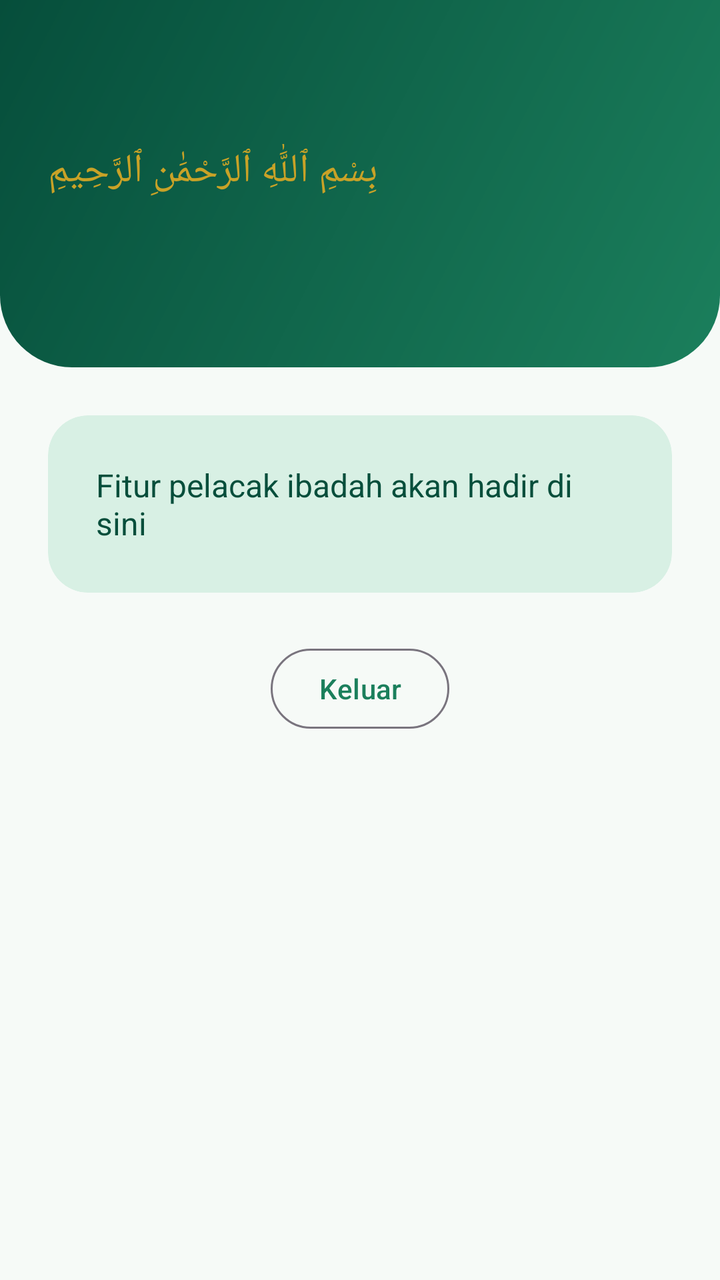
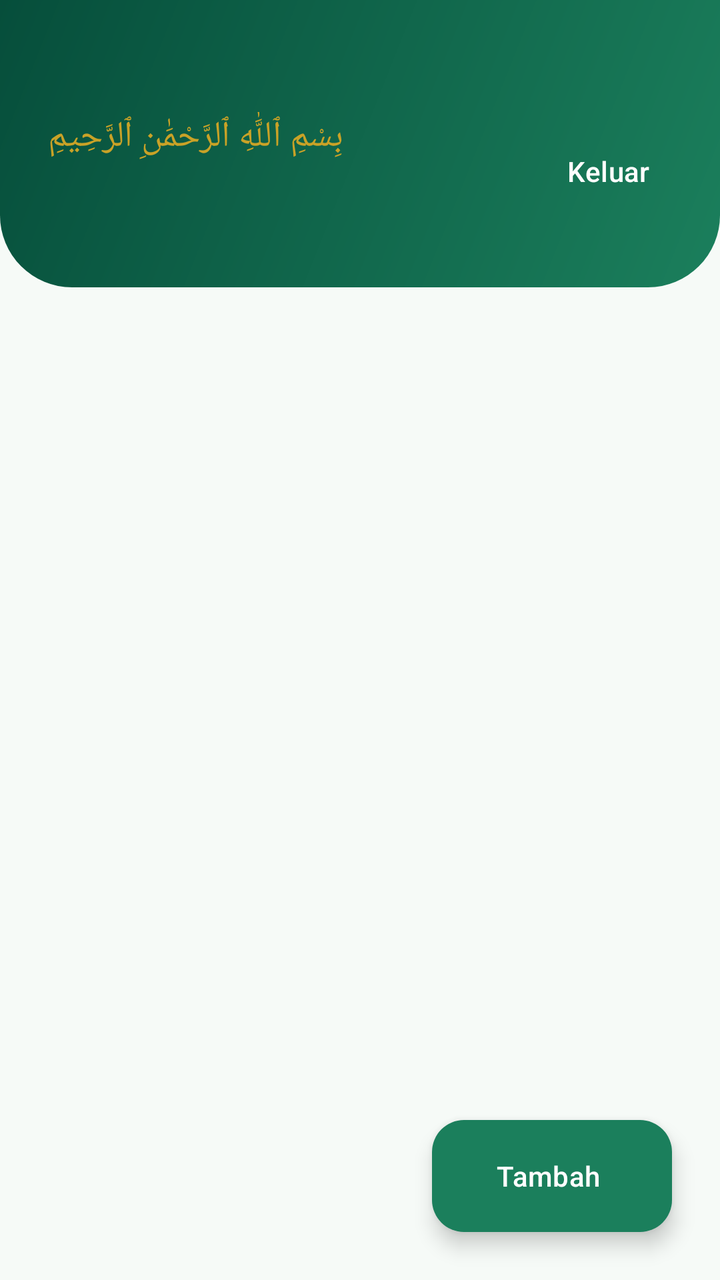

Two renders of the same Android screen: before a commit and after it. Below are the layout's source before the change and the commit's diff.
<!-- AndroidManifest.xml: application theme Theme.Hijrah -->
<!-- res/layout/activity_main.xml -->
<?xml version="1.0" encoding="utf-8"?>
<LinearLayout xmlns:android="http://schemas.android.com/apk/res/android"
    xmlns:app="http://schemas.android.com/apk/res-auto"
    android:layout_width="match_parent"
    android:layout_height="match_parent"
    android:background="@color/cream"
    android:orientation="vertical">

    <LinearLayout
        android:layout_width="match_parent"
        android:layout_height="wrap_content"
        android:background="@drawable/bg_header"
        android:orientation="vertical"
        android:paddingStart="24dp"
        android:paddingTop="72dp"
        android:paddingEnd="24dp"
        android:paddingBottom="40dp">

        <TextView
            android:layout_width="wrap_content"
            android:layout_height="wrap_content"
            android:text="@string/bismillah"
            android:textColor="@color/gold"
            android:textSize="20sp" />

        <TextView
            android:id="@+id/tvWelcome"
            android:layout_width="wrap_content"
            android:layout_height="wrap_content"
            android:layout_marginTop="12dp"
            android:textColor="@color/white"
            android:textSize="24sp"
            android:textStyle="bold" />
    </LinearLayout>

    <com.google.android.material.card.MaterialCardView
        style="@style/Widget.Material3.CardView.Filled"
        android:layout_width="match_parent"
        android:layout_height="wrap_content"
        android:layout_margin="24dp"
        app:cardBackgroundColor="@color/green_container"
        app:cardCornerRadius="20dp">

        <TextView
            android:layout_width="match_parent"
            android:layout_height="wrap_content"
            android:padding="24dp"
            android:text="@string/main_placeholder"
            android:textColor="@color/green_dark"
            android:textSize="16sp" />
    </com.google.android.material.card.MaterialCardView>

    <com.google.android.material.button.MaterialButton
        android:id="@+id/btnLogout"
        style="@style/Widget.Material3.Button.OutlinedButton"
        android:layout_width="wrap_content"
        android:layout_height="wrap_content"
        android:layout_gravity="center_horizontal"
        android:text="@string/btn_logout"
        android:textColor="@color/green_primary" />
</LinearLayout>
<!-- resources referenced by this layout -->
<resources>
  <color name="cream">#F6FAF7</color>
  <color name="gold">#C9A227</color>
  <color name="green_container">#D8F0E4</color>
  <color name="green_dark">#064E3B</color>
  <color name="green_primary">#1B7F5C</color>
  <color name="white">#FFFFFFFF</color>
  <!-- drawable bg_header (drawable) -->
  <?xml version="1.0" encoding="utf-8"?>
  <shape xmlns:android="http://schemas.android.com/apk/res/android"
      android:shape="rectangle">
      <gradient
          android:angle="315"
          android:startColor="@color/green_dark"
          android:endColor="@color/green_primary" />
      <corners
          android:bottomLeftRadius="36dp"
          android:bottomRightRadius="36dp" />
  </shape>
  <string name="bismillah">بِسْمِ ٱللَّٰهِ ٱلرَّحْمَٰنِ ٱلرَّحِيمِ</string>
  <string name="btn_logout">Keluar</string>
  <string name="main_placeholder">Fitur pelacak ibadah akan hadir di sini</string>
  <style name="Theme.Hijrah" parent="Theme.Material3.Light.NoActionBar">
          <item name="colorPrimary">@color/green_primary</item>
          <item name="colorOnPrimary">@color/white</item>
          <item name="colorPrimaryContainer">@color/green_container</item>
          <item name="colorOnPrimaryContainer">@color/green_dark</item>
          <item name="colorSecondary">@color/gold</item>
          <item name="colorOnSecondary">@color/white</item>
          <item name="android:colorBackground">@color/cream</item>
          <item name="colorSurface">@color/cream</item>
          <item name="colorOnSurface">@color/text_dark</item>
          
          <item name="android:windowLightStatusBar">false</item>
      </style>
  <color name="text_dark">#1B2B24</color>
</resources>

<!-- the commit's change to res/layout/activity_main.xml (unified diff, before → after) -->
@@ -1,61 +1,99 @@
 <?xml version="1.0" encoding="utf-8"?>
-<LinearLayout xmlns:android="http://schemas.android.com/apk/res/android"
+<androidx.coordinatorlayout.widget.CoordinatorLayout
+    xmlns:android="http://schemas.android.com/apk/res/android"
     xmlns:app="http://schemas.android.com/apk/res-auto"
     android:layout_width="match_parent"
     android:layout_height="match_parent"
-    android:background="@color/cream"
-    android:orientation="vertical">
+    android:background="@color/cream">
 
     <LinearLayout
         android:layout_width="match_parent"
-        android:layout_height="wrap_content"
-        android:background="@drawable/bg_header"
-        android:orientation="vertical"
-        android:paddingStart="24dp"
-        android:paddingTop="72dp"
-        android:paddingEnd="24dp"
-        android:paddingBottom="40dp">
+        android:layout_height="match_parent"
+        android:orientation="vertical">
 
-        <TextView
-            android:layout_width="wrap_content"
+        <LinearLayout
+            android:layout_width="match_parent"
             android:layout_height="wrap_content"
-            android:text="@string/bismillah"
-            android:textColor="@color/gold"
-            android:textSize="20sp" />
+            android:background="@drawable/bg_header"
+            android:gravity="center_vertical"
+            android:orientation="horizontal"
+            android:paddingStart="24dp"
+            android:paddingTop="56dp"
+            android:paddingEnd="12dp"
+            android:paddingBottom="28dp">
 
-        <TextView
-            android:id="@+id/tvWelcome"
-            android:layout_width="wrap_content"
-            android:layout_height="wrap_content"
-            android:layout_marginTop="12dp"
-            android:textColor="@color/white"
-            android:textSize="24sp"
-            android:textStyle="bold" />
+            <LinearLayout
+                android:layout_width="0dp"
+                android:layout_height="wrap_content"
+                android:layout_weight="1"
+                android:orientation="vertical">
+
+                <TextView
+                    android:layout_width="wrap_content"
+                    android:layout_height="wrap_content"
+                    android:text="@string/bismillah"
+                    android:textColor="@color/gold"
+                    android:textSize="18sp" />
+
+                <TextView
+                    android:id="@+id/tvWelcome"
+                    android:layout_width="wrap_content"
+                    android:layout_height="wrap_content"
+                    android:layout_marginTop="8dp"
+                    android:textColor="@color/white"
+                    android:textSize="20sp"
+                    android:textStyle="bold" />
+            </LinearLayout>
+
+            <com.google.android.material.button.MaterialButton
+                android:id="@+id/btnLogout"
+                style="@style/Widget.Material3.Button.TextButton"
+                android:layout_width="wrap_content"
+                android:layout_height="wrap_content"
+                android:text="@string/btn_logout"
+                android:textColor="@color/white" />
+        </LinearLayout>
+
+        <FrameLayout
+            android:layout_width="match_parent"
+            android:layout_height="0dp"
+            android:layout_weight="1">
+
+            <androidx.recyclerview.widget.RecyclerView
+                android:id="@+id/rvIbadah"
+                android:layout_width="match_parent"
+                android:layout_height="match_parent"
+                android:clipToPadding="false"
+                android:paddingTop="8dp"
+                android:paddingBottom="96dp" />
+
+            <TextView
+                android:id="@+id/tvEmpty"
+                android:layout_width="match_parent"
+                android:layout_height="wrap_content"
+                android:layout_gravity="center"
+                android:gravity="center"
+                android:padding="32dp"
+                android:textColor="@color/text_muted"
+                android:textSize="16sp"
+                android:visibility="gone" />
+
+            <ProgressBar
+                android:id="@+id/progress"
+                android:layout_width="wrap_content"
+                android:layout_height="wrap_content"
+                android:layout_gravity="center"
+                android:indeterminateTint="@color/green_primary" />
+        </FrameLayout>
     </LinearLayout>
 
-    <com.google.android.material.card.MaterialCardView
-        style="@style/Widget.Material3.CardView.Filled"
-        android:layout_width="match_parent"
-        android:layout_height="wrap_content"
-        android:layout_margin="24dp"
-        app:cardBackgroundColor="@color/green_container"
-        app:cardCornerRadius="20dp">
-
-        <TextView
-            android:layout_width="match_parent"
-            android:layout_height="wrap_content"
-            android:padding="24dp"
-            android:text="@string/main_placeholder"
-            android:textColor="@color/green_dark"
-            android:textSize="16sp" />
-    </com.google.android.material.card.MaterialCardView>
-
-    <com.google.android.material.button.MaterialButton
-        android:id="@+id/btnLogout"
-        style="@style/Widget.Material3.Button.OutlinedButton"
+    <com.google.android.material.floatingactionbutton.ExtendedFloatingActionButton
+        android:id="@+id/fabAdd"
         android:layout_width="wrap_content"
         android:layout_height="wrap_content"
-        android:layout_gravity="center_horizontal"
-        android:text="@string/btn_logout"
-        android:textColor="@color/green_primary" />
-</LinearLayout>
+        android:layout_gravity="bottom|end"
+        android:layout_margin="24dp"
+        android:text="@string/btn_add"
+        android:textColor="@color/white"
+        app:backgroundTint="@color/green_primary" />
+</androidx.coordinatorlayout.widget.CoordinatorLayout>
<!-- resource entries referenced after the edit -->
@@ -5,6 +5,7 @@
   <color name="green_container">#D8F0E4</color>
   <color name="green_dark">#064E3B</color>
   <color name="green_primary">#1B7F5C</color>
+  <color name="text_muted">#5B6B63</color>
   <color name="white">#FFFFFFFF</color>
   <!-- drawable bg_header (drawable) -->
   <?xml version="1.0" encoding="utf-8"?>
@@ -19,8 +20,8 @@
           android:bottomRightRadius="36dp" />
   </shape>
   <string name="bismillah">بِسْمِ ٱللَّٰهِ ٱلرَّحْمَٰنِ ٱلرَّحِيمِ</string>
+  <string name="btn_add">Tambah</string>
   <string name="btn_logout">Keluar</string>
-  <string name="main_placeholder">Fitur pelacak ibadah akan hadir di sini</string>
   <style name="Theme.Hijrah" parent="Theme.Material3.Light.NoActionBar">
           <item name="colorPrimary">@color/green_primary</item>
           <item name="colorOnPrimary">@color/white</item>
